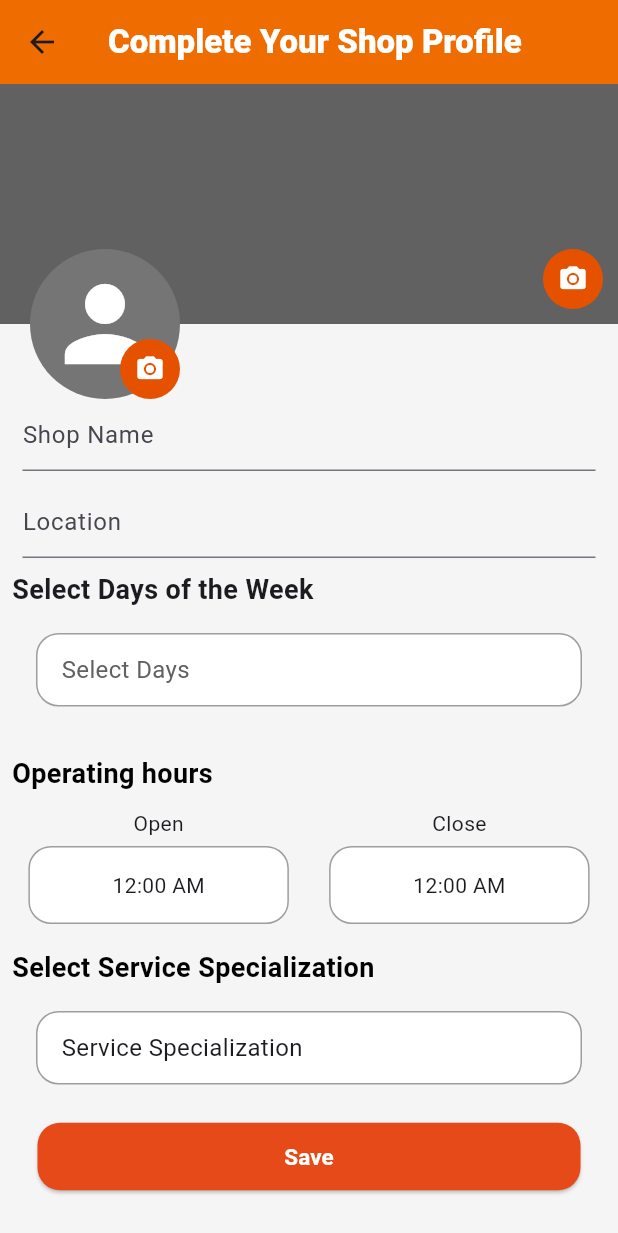
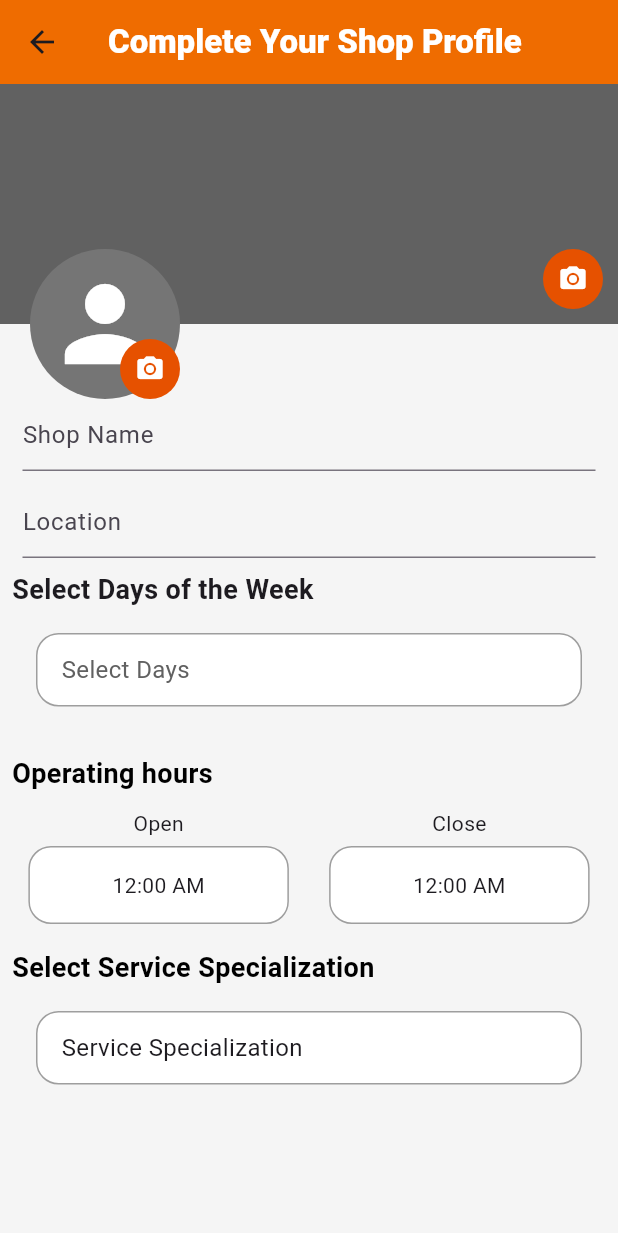
Before and after one commit to TechPyllars2024/AutoCareAutomotive, a Flutter app: the AutomotiveCompleteProfileScreen screen opened directly, on a phone screen of 412 x 824 dp. Shown: the top 1233 px of the screen. Run offline on Flutter 3.47's test engine with Material 3 defaults, Android fonts, the phone set to English and light mode, and no system bars; our stand-ins replace carousel_slider, cloud_firestore, curved_navigation_bar, file_picker, firebase_auth, firebase_core and 9 more; missing offline and left inert: flutter_pannable_rating_bar, flutter_pdfview; accounts and stored records are empty.

Commit message:
Updated overlapping and loading state

```diff
--- a/lib/ProfileManagement/screens/automotive_complete_profile.dart
+++ b/lib/ProfileManagement/screens/automotive_complete_profile.dart
@@ -1,4 +1,5 @@
 import 'dart:io';
+import 'dart:ui';
 import 'package:autocare_automotiveshops/Authentication/screens/onboardingPage3.dart';
 
 import '../widgets/button.dart';
@@ -42,6 +43,8 @@ class _AutomotiveCompleteProfileScreenState extends State<AutomotiveCompleteProf
 
   String? uid;
   AutomotiveProfileModel? editProfile;
+
+  bool _isLoading = false;
 
   @override
   void initState() {
@@ -122,6 +125,10 @@ class _AutomotiveCompleteProfileScreenState extends State<AutomotiveCompleteProf
         return;
       }
 
+      setState(() {
+        _isLoading = true; // Set loading state to true
+      });
+
       try {
           // If this is the first time the user is entering the details (editProfile is null)
           if (editProfile == null) {
@@ -194,6 +201,10 @@ class _AutomotiveCompleteProfileScreenState extends State<AutomotiveCompleteProf
             backgroundColor: Colors.red,
           ),
         );
+      } finally {
+        setState(() {
+          _isLoading = false; // Set loading state to false
+        });
       }
     }
   }
@@ -203,30 +214,43 @@ class _AutomotiveCompleteProfileScreenState extends State<AutomotiveCompleteProf
     final double top = coverHeight - profileHeight / 2;
     return Scaffold(
       appBar: AppBar(
-        title: const Text('Complete Your Shop Profile', style: TextStyle(fontWeight: FontWeight.w900, color: Colors.white),),
+        title: const Text('Complete Your Shop Profile', style: TextStyle(fontWeight: FontWeight.w900, color: Colors.white)),
         backgroundColor: Colors.orange.shade800,
       ),
       backgroundColor: Colors.grey.shade100,
-      body: SafeArea(
+      body: Stack(
+        children: [
+          SafeArea(
             child: Padding(
-          padding: const EdgeInsets.only(bottom: 8.0),
+              padding: const EdgeInsets.only(bottom: 80.0), // Adjust this value to leave space for the buttons
               child: ListView(
                 padding: EdgeInsets.zero,
                 children: [
                   buildTopSection(top),
-              // const SizedBox(height: 20),
                   buildInputs(),
                   dayOfTheWeekSelection(),
                   timeSelection(),
                   serviceSpecialization(),
                   buildSaveButton(),
+                  const SizedBox(height: 20), // Add space to avoid overlapping with buttons
                 ],
               ),
             ),
           ),
+          if (_isLoading)
+            BackdropFilter(
+              filter: ImageFilter.blur(sigmaX: 5, sigmaY: 5),
+              child: Container(
+                color: Colors.black.withOpacity(0.5),
+                child: const Center(
+                  child: CircularProgressIndicator(), // Show loading indicator
+                ),
+              ),
+            ),
+        ],
+      ),
     );
   }
-
 
   Widget buildSaveButton() => WideButtons(
     onTap: _saveProfile,
```
Lines whose indentation alone changed are shown as unchanged.
